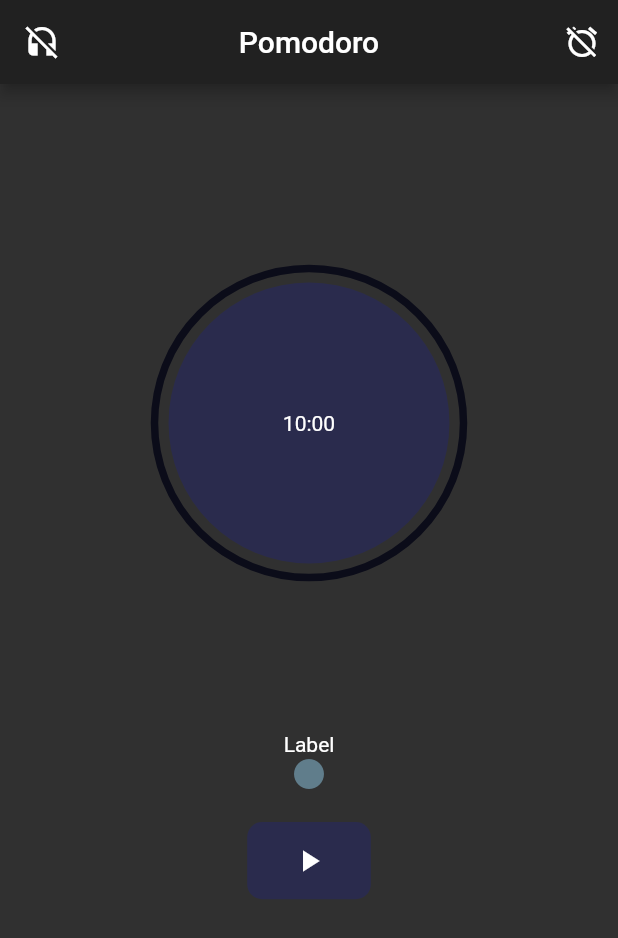
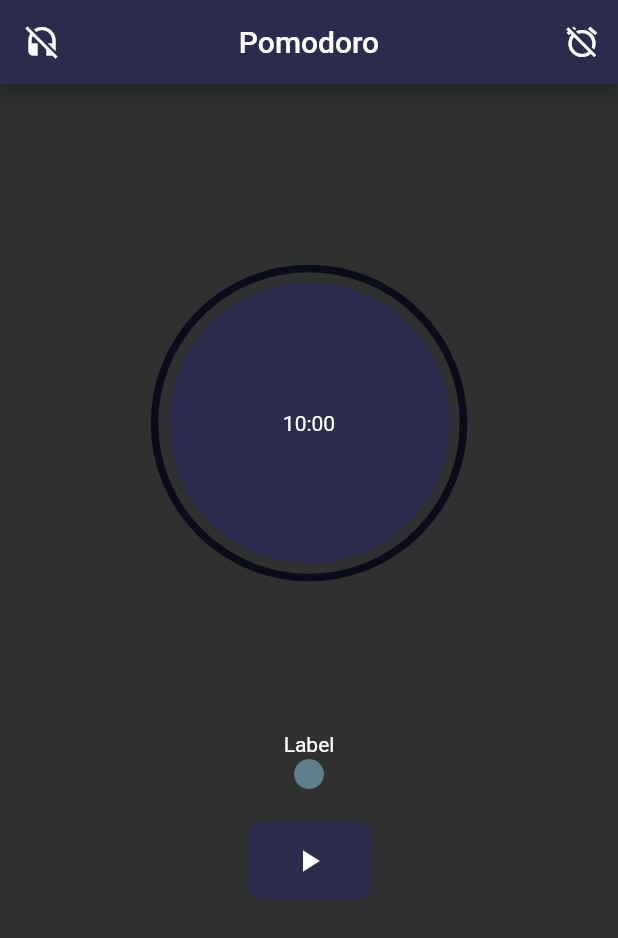
Before and after one commit to snlucas/flutter_pomodoro_timer, a Flutter app: the screen it shows after launch, on a phone screen of 412 x 824 dp. Shown: the top 938 px of the screen. Run offline on Flutter 3.47's test engine with Material 2 defaults, Android fonts, the phone set to English and light mode, and no system bars; drawn by our look-alikes of circular_countdown_timer.

Commit message:
Change ThemeData

```diff
--- a/flutter_pomodoro_timer/lib/home_page.dart
+++ b/flutter_pomodoro_timer/lib/home_page.dart
@@ -59,7 +59,7 @@ class HomePage extends StatelessWidget {
                     width: width / 2.5,
                     height: height / 8,
                     decoration: BoxDecoration(
-                      color: Color(0xFF2A2B4D),
+                      color: Theme.of(context).primaryColor,
                       borderRadius: BorderRadius.circular(10.0),
                     ),
                     child: Icon(Icons.play_arrow_sharp),
--- a/flutter_pomodoro_timer/lib/main.dart
+++ b/flutter_pomodoro_timer/lib/main.dart
@@ -7,7 +7,10 @@ class Pomodoro extends StatelessWidget {
   @override
   Widget build(BuildContext context) {
     return MaterialApp(
-      theme: ThemeData.dark(),
+      theme: ThemeData(
+        brightness: Brightness.dark,
+        primaryColor: Color(0xFF2A2B4D),
+      ),
       home: HomePage(),
     );
   }
```
